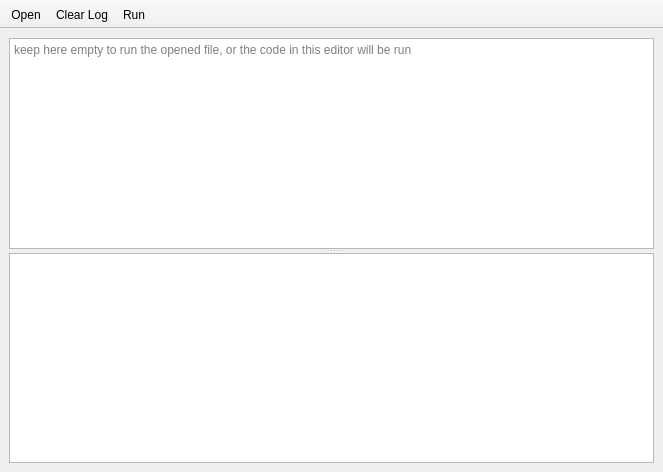
Qt form VisualStatistics/scriptwindow.ui (kery/MacVisTat) before a commit.
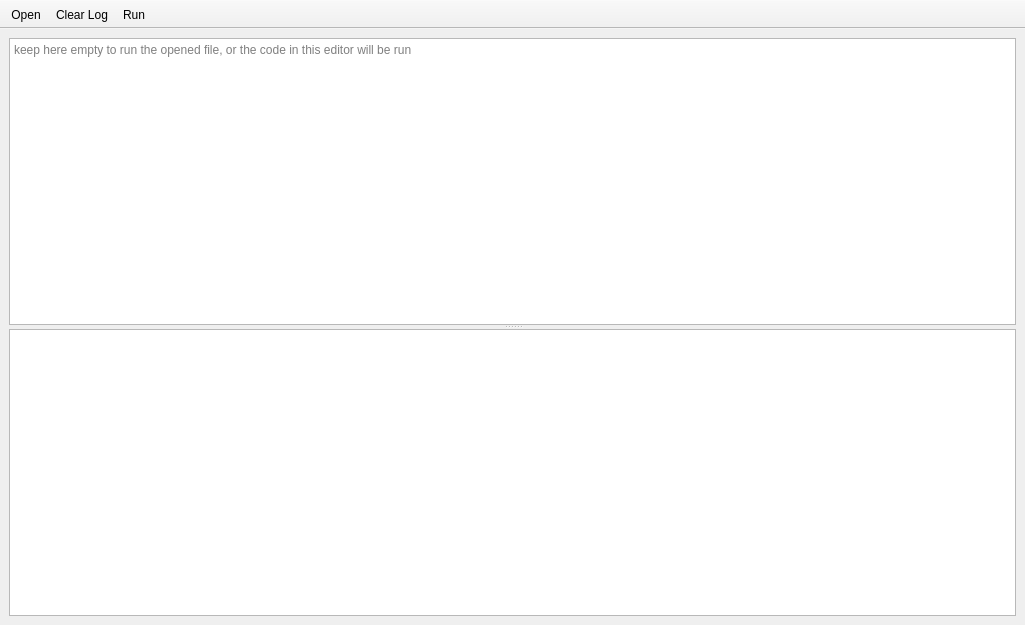
The same form after that commit. Icons and pictures are not drawn.

```diff
--- a/VisualStatistics/scriptwindow.ui
+++ b/VisualStatistics/scriptwindow.ui
@@ -6,8 +6,8 @@
    <rect>
     <x>0</x>
     <y>0</y>
-    <width>663</width>
-    <height>472</height>
+    <width>1025</width>
+    <height>625</height>
    </rect>
   </property>
   <property name="windowTitle">
```
